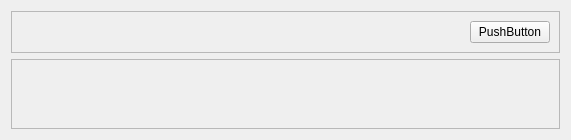
First picture: the form in Code/front/ui/widget_search_talk_room_member_list.ui, repository lee991229/KKOTalk, before the edit.
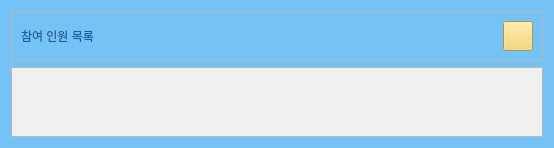
Second picture: the form after the edit. Icons and pictures are not drawn.

The edit to the form file:
```diff
--- a/Code/front/ui/widget_search_talk_room_member_list.ui
+++ b/Code/front/ui/widget_search_talk_room_member_list.ui
@@ -1,18 +1,59 @@
 <?xml version="1.0" encoding="UTF-8"?>
 <ui version="4.0">
- <class>takl_room_member_widget</class>
- <widget class="QWidget" name="takl_room_member_widget">
+ <class>talk_room_member_list_widget</class>
+ <widget class="QWidget" name="talk_room_member_list_widget">
   <property name="geometry">
    <rect>
     <x>0</x>
     <y>0</y>
     <width>554</width>
-    <height>0</height>
+    <height>147</height>
    </rect>
   </property>
   <property name="windowTitle">
    <string>Form</string>
   </property>
+  <property name="styleSheet">
+   <string notr="true">#talk_room_member_list_widget {
+	background-color: #75C2F6;
+	color: #1D5D9B;
+}
+
+
+QLabel{
+	color: #1D5D9B;
+	font: bold 16pt &quot;나눔고딕&quot;;
+}
+
+QPushButton{
+	background-color:#F4D160;
+	color: #1D5D9B;
+	font: bold 12pt &quot;나눔고딕&quot;;
+}
+
+QPushButton:hover{
+	background-color:#FFFF9D;
+}
+
+QPushButton:pressed{
+	background-color:#FEF5AC;
+}
+
+
+#label_title{
+	font: bold 20pt &quot;나눔고딕&quot;;
+	color: #F4D160;
+}
+
+#frame_title{
+	background-color: #1D5D9B;
+}	
+QLineEdit{
+	color: #1D5D9B;
+	font: bold 12pt &quot;나눔고딕&quot;;
+}
+</string>
+  </property>
   <layout class="QVBoxLayout" name="verticalLayout_2">
    <item>
     <layout class="QVBoxLayout" name="verticalLayout">
@@ -25,6 +66,13 @@
         <enum>QFrame::Raised</enum>
        </property>
        <layout class="QHBoxLayout" name="horizontalLayout">
+        <item>
+         <widget class="QLabel" name="label">
+          <property name="text">
+           <string>참여 인원 목록</string>
+          </property>
+         </widget>
+        </item>
         <item>
          <spacer name="horizontalSpacer">
           <property name="orientation">
@@ -39,9 +87,25 @@
          </spacer>
         </item>
         <item>
-         <widget class="QPushButton" name="pushButton">
+         <widget class="QPushButton" name="btn_flist_close">
+          <property name="minimumSize">
+           <size>
+            <width>30</width>
+            <height>30</height>
+           </size>
+          </property>
+          <property name="maximumSize">
+           <size>
+            <width>30</width>
+            <height>30</height>
+           </size>
+          </property>
           <property name="text">
-           <string>PushButton</string>
+           <string/>
+          </property>
+          <property name="icon">
+           <iconset resource="../src_img/my_qrc.qrc">
+            <normaloff>:/newPrefix/x.svg</normaloff>:/newPrefix/x.svg</iconset>
           </property>
          </widget>
         </item>
@@ -58,8 +122,8 @@
          <rect>
           <x>0</x>
           <y>0</y>
-          <width>515</width>
-          <height>16</height>
+          <width>532</width>
+          <height>69</height>
          </rect>
         </property>
        </widget>
```
Left out of the diff: 4 changed lines with no effect on the pictures.
